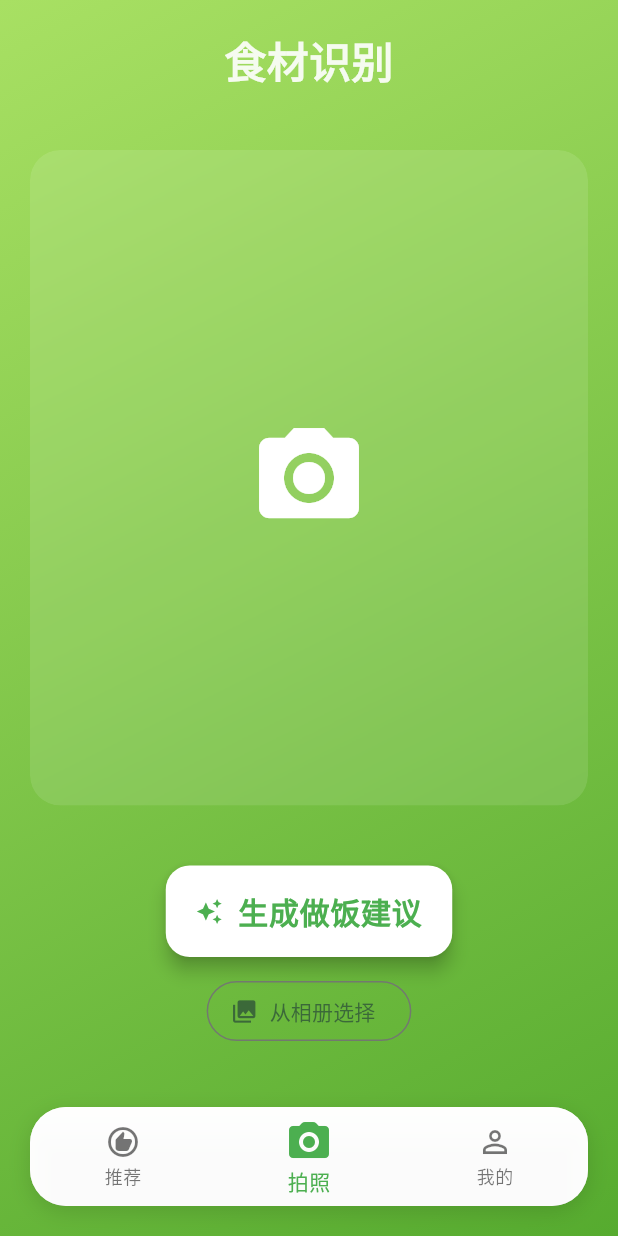
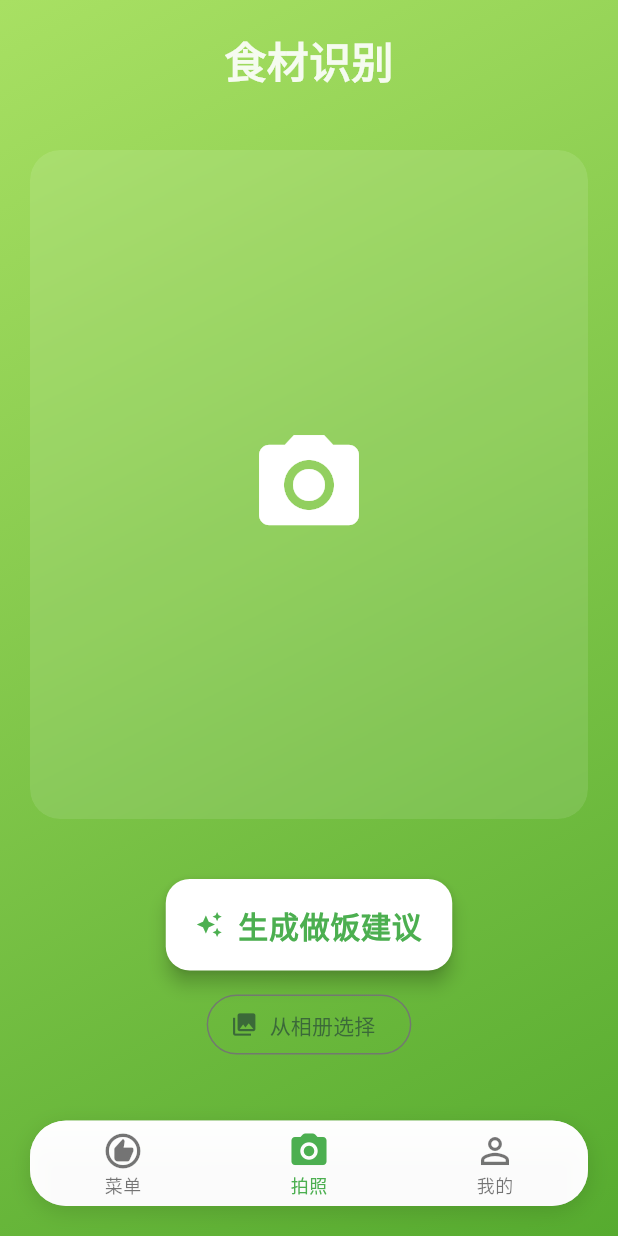
Before and after one commit to fengjutian/cook_scan, a Flutter app: the screen it shows after launch, on a phone screen of 412 x 824 dp. Run offline on Flutter 3.47's test engine with Material 3 defaults, Android fonts, the phone set to English and light mode, and no system bars; our stand-ins replace image_picker, shared_preferences.

Commit message:
style(navigation): 调整底部导航栏图标和标签样式
统一底部导航栏图标大小和标签字体大小，将"推荐"改为"菜单"，并移除拍照图标的固定大小设置

```diff
--- a/lib/pages/navigation_root.dart
+++ b/lib/pages/navigation_root.dart
@@ -55,14 +55,18 @@ class _NavigationRootState extends State<NavigationRoot> {
             backgroundColor: Colors.white.withOpacity(0.95),
             type: BottomNavigationBarType.fixed,
             selectedItemColor: Colors.green,
+            selectedIconTheme: const IconThemeData(size: 28),
+            unselectedIconTheme: const IconThemeData(size: 28),
+            selectedLabelStyle: const TextStyle(fontSize: 12),
+            unselectedLabelStyle: const TextStyle(fontSize: 12),
             showUnselectedLabels: true,
             items: const [
               BottomNavigationBarItem(
                 icon: Icon(Icons.recommend_outlined),
-                label: "推荐",
+                label: "菜单",
               ),
               BottomNavigationBarItem(
-                icon: Icon(Icons.camera_alt_rounded, size: 32),
+                icon: Icon(Icons.camera_alt_rounded),
                 label: "拍照",
               ),
               BottomNavigationBarItem(
```
